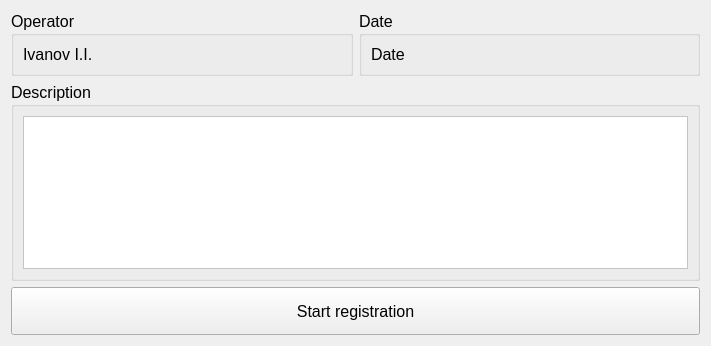
Before: the Qt Designer form ui/registrationwidget.ui in dmitry64/av20, drawn with Qt 5.
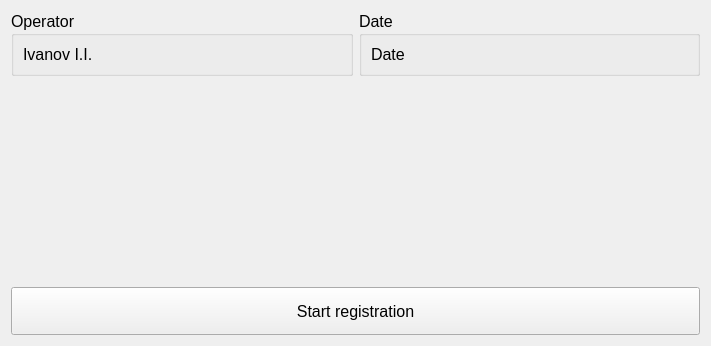
After: the same form once the commit is applied. Icons and pictures are not drawn.

```diff
--- a/ui/registrationwidget.ui
+++ b/ui/registrationwidget.ui
@@ -66,447 +66,6 @@
      </item>
     </layout>
    </item>
-   <item>
-    <widget class="QGroupBox" name="groupBox_2">
-     <property name="font">
-      <font>
-       <pointsize>12</pointsize>
-      </font>
-     </property>
-     <property name="title">
-      <string>Description</string>
-     </property>
-     <layout class="QHBoxLayout" name="horizontalLayout_2">
-      <item>
-       <widget class="QTextEdit" name="textEdit">
-        <property name="enabled">
-         <bool>true</bool>
-        </property>
-        <property name="palette">
-         <palette>
-          <active>
-           <colorrole role="WindowText">
-            <brush brushstyle="SolidPattern">
-             <color alpha="255">
-              <red>0</red>
-              <green>0</green>
-              <blue>0</blue>
-             </color>
-            </brush>
-           </colorrole>
-           <colorrole role="Button">
-            <brush brushstyle="SolidPattern">
-             <color alpha="255">
-              <red>255</red>
-              <green>255</green>
-              <blue>255</blue>
-             </color>
-            </brush>
-           </colorrole>
-           <colorrole role="Light">
-            <brush brushstyle="SolidPattern">
-             <color alpha="255">
-              <red>255</red>
-              <green>255</green>
-              <blue>255</blue>
-             </color>
-            </brush>
-           </colorrole>
-           <colorrole role="Midlight">
-            <brush brushstyle="SolidPattern">
-             <color alpha="255">
-              <red>255</red>
-              <green>255</green>
-              <blue>255</blue>
-             </color>
-            </brush>
-           </colorrole>
-           <colorrole role="Dark">
-            <brush brushstyle="SolidPattern">
-             <color alpha="255">
-              <red>127</red>
-              <green>127</green>
-              <blue>127</blue>
-             </color>
-            </brush>
-           </colorrole>
-           <colorrole role="Mid">
-            <brush brushstyle="SolidPattern">
-             <color alpha="255">
-              <red>170</red>
-              <green>170</green>
-              <blue>170</blue>
-             </color>
-            </brush>
-           </colorrole>
-           <colorrole role="Text">
-            <brush brushstyle="SolidPattern">
-             <color alpha="255">
-              <red>0</red>
-              <green>0</green>
-              <blue>0</blue>
-             </color>
-            </brush>
-           </colorrole>
-           <colorrole role="BrightText">
-            <brush brushstyle="SolidPattern">
-             <color alpha="255">
-              <red>255</red>
-              <green>255</green>
-              <blue>255</blue>
-             </color>
-            </brush>
-           </colorrole>
-           <colorrole role="ButtonText">
-            <brush brushstyle="SolidPattern">
-             <color alpha="255">
-              <red>0</red>
-              <green>0</green>
-              <blue>0</blue>
-             </color>
-            </brush>
-           </colorrole>
-           <colorrole role="Base">
-            <brush brushstyle="SolidPattern">
-             <color alpha="255">
-              <red>255</red>
-              <green>255</green>
-              <blue>255</blue>
-             </color>
-            </brush>
-           </colorrole>
-           <colorrole role="Window">
-            <brush brushstyle="SolidPattern">
-             <color alpha="255">
-              <red>255</red>
-              <green>255</green>
-              <blue>255</blue>
-             </color>
-            </brush>
-           </colorrole>
-           <colorrole role="Shadow">
-            <brush brushstyle="SolidPattern">
-             <color alpha="255">
-              <red>0</red>
-              <green>0</green>
-              <blue>0</blue>
-             </color>
-            </brush>
-           </colorrole>
-           <colorrole role="AlternateBase">
-            <brush brushstyle="SolidPattern">
-             <color alpha="255">
-              <red>255</red>
-              <green>255</green>
-              <blue>255</blue>
-             </color>
-            </brush>
-           </colorrole>
-           <colorrole role="ToolTipBase">
-            <brush brushstyle="SolidPattern">
-             <color alpha="255">
-              <red>255</red>
-              <green>255</green>
-              <blue>220</blue>
-             </color>
-            </brush>
-           </colorrole>
-           <colorrole role="ToolTipText">
-            <brush brushstyle="SolidPattern">
-             <color alpha="255">
-              <red>0</red>
-              <green>0</green>
-              <blue>0</blue>
-             </color>
-            </brush>
-           </colorrole>
-          </active>
-          <inactive>
-           <colorrole role="WindowText">
-            <brush brushstyle="SolidPattern">
-             <color alpha="255">
-              <red>0</red>
-              <green>0</green>
-              <blue>0</blue>
-             </color>
-            </brush>
-           </colorrole>
-           <colorrole role="Button">
-            <brush brushstyle="SolidPattern">
-             <color alpha="255">
-              <red>255</red>
-              <green>255</green>
-              <blue>255</blue>
-             </color>
-            </brush>
-           </colorrole>
-           <colorrole role="Light">
-            <brush brushstyle="SolidPattern">
-             <color alpha="255">
-              <red>255</red>
-              <green>255</green>
-              <blue>255</blue>
-             </color>
-            </brush>
-           </colorrole>
-           <colorrole role="Midlight">
-            <brush brushstyle="SolidPattern">
-             <color alpha="255">
-              <red>255</red>
-              <green>255</green>
-              <blue>255</blue>
-             </color>
-            </brush>
-           </colorrole>
-           <colorrole role="Dark">
-            <brush brushstyle="SolidPattern">
-             <color alpha="255">
-              <red>127</red>
-              <green>127</green>
-              <blue>127</blue>
-             </color>
-            </brush>
-           </colorrole>
-           <colorrole role="Mid">
-            <brush brushstyle="SolidPattern">
-             <color alpha="255">
-              <red>170</red>
-              <green>170</green>
-              <blue>170</blue>
-             </color>
-            </brush>
-           </colorrole>
-           <colorrole role="Text">
-            <brush brushstyle="SolidPattern">
-             <color alpha="255">
-              <red>0</red>
-              <green>0</green>
-              <blue>0</blue>
-             </color>
-            </brush>
-           </colorrole>
-           <colorrole role="BrightText">
-            <brush brushstyle="SolidPattern">
-             <color alpha="255">
-              <red>255</red>
-              <green>255</green>
-              <blue>255</blue>
-             </color>
-            </brush>
-           </colorrole>
-           <colorrole role="ButtonText">
-            <brush brushstyle="SolidPattern">
-             <color alpha="255">
-              <red>0</red>
-              <green>0</green>
-              <blue>0</blue>
-             </color>
-            </brush>
-           </colorrole>
-           <colorrole role="Base">
-            <brush brushstyle="SolidPattern">
-             <color alpha="255">
-              <red>255</red>
-              <green>255</green>
-              <blue>255</blue>
-             </color>
-            </brush>
-           </colorrole>
-           <colorrole role="Window">
-            <brush brushstyle="SolidPattern">
-             <color alpha="255">
-              <red>255</red>
-              <green>255</green>
-              <blue>255</blue>
-             </color>
-            </brush>
-           </colorrole>
-           <colorrole role="Shadow">
-            <brush brushstyle="SolidPattern">
-             <color alpha="255">
-              <red>0</red>
-              <green>0</green>
-              <blue>0</blue>
-             </color>
-            </brush>
-           </colorrole>
-           <colorrole role="AlternateBase">
-            <brush brushstyle="SolidPattern">
-             <color alpha="255">
-              <red>255</red>
-              <green>255</green>
-              <blue>255</blue>
-             </color>
-            </brush>
-           </colorrole>
-           <colorrole role="ToolTipBase">
-            <brush brushstyle="SolidPattern">
-             <color alpha="255">
-              <red>255</red>
-              <green>255</green>
-              <blue>220</blue>
-             </color>
-            </brush>
-           </colorrole>
-           <colorrole role="ToolTipText">
-            <brush brushstyle="SolidPattern">
-             <color alpha="255">
-              <red>0</red>
-              <green>0</green>
-              <blue>0</blue>
-             </color>
-            </brush>
-           </colorrole>
-          </inactive>
-          <disabled>
-           <colorrole role="WindowText">
-            <brush brushstyle="SolidPattern">
-             <color alpha="255">
-              <red>127</red>
-              <green>127</green>
-              <blue>127</blue>
-             </color>
-            </brush>
-           </colorrole>
-           <colorrole role="Button">
-            <brush brushstyle="SolidPattern">
-             <color alpha="255">
-              <red>255</red>
-              <green>255</green>
-              <blue>255</blue>
-             </color>
-            </brush>
-           </colorrole>
-           <colorrole role="Light">
-            <brush brushstyle="SolidPattern">
-             <color alpha="255">
-              <red>255</red>
-              <green>255</green>
-              <blue>255</blue>
-             </color>
-            </brush>
-           </colorrole>
-           <colorrole role="Midlight">
-            <brush brushstyle="SolidPattern">
-             <color alpha="255">
-              <red>255</red>
-              <green>255</green>
-              <blue>255</blue>
-             </color>
-            </brush>
-           </colorrole>
-           <colorrole role="Dark">
-            <brush brushstyle="SolidPattern">
-             <color alpha="255">
-              <red>127</red>
-              <green>127</green>
-              <blue>127</blue>
-             </color>
-            </brush>
-           </colorrole>
-           <colorrole role="Mid">
-            <brush brushstyle="SolidPattern">
-             <color alpha="255">
-              <red>170</red>
-              <green>170</green>
-              <blue>170</blue>
-             </color>
-            </brush>
-           </colorrole>
-           <colorrole role="Text">
-            <brush brushstyle="SolidPattern">
-             <color alpha="255">
-              <red>127</red>
-              <green>127</green>
-              <blue>127</blue>
-             </color>
-            </brush>
-           </colorrole>
-           <colorrole role="BrightText">
-            <brush brushstyle="SolidPattern">
-             <color alpha="255">
-              <red>255</red>
-              <green>255</green>
-              <blue>255</blue>
-             </color>
-            </brush>
-           </colorrole>
-           <colorrole role="ButtonText">
-            <brush brushstyle="SolidPattern">
-             <color alpha="255">
-              <red>127</red>
-              <green>127</green>
-              <blue>127</blue>
-             </color>
-            </brush>
-           </colorrole>
-           <colorrole role="Base">
-            <brush brushstyle="SolidPattern">
-             <color alpha="255">
-              <red>255</red>
-              <green>255</green>
-              <blue>255</blue>
-             </color>
-            </brush>
-           </colorrole>
-           <colorrole role="Window">
-            <brush brushstyle="SolidPattern">
-             <color alpha="255">
-              <red>255</red>
-              <green>255</green>
-              <blue>255</blue>
-             </color>
-            </brush>
-           </colorrole>
-           <colorrole role="Shadow">
-            <brush brushstyle="SolidPattern">
-             <color alpha="255">
-              <red>0</red>
-              <green>0</green>
-              <blue>0</blue>
-             </color>
-            </brush>
-           </colorrole>
-           <colorrole role="AlternateBase">
-            <brush brushstyle="SolidPattern">
-             <color alpha="255">
-              <red>255</red>
-              <green>255</green>
-              <blue>255</blue>
-             </color>
-            </brush>
-           </colorrole>
-           <colorrole role="ToolTipBase">
-            <brush brushstyle="SolidPattern">
-             <color alpha="255">
-              <red>255</red>
-              <green>255</green>
-              <blue>220</blue>
-             </color>
-            </brush>
-           </colorrole>
-           <colorrole role="ToolTipText">
-            <brush brushstyle="SolidPattern">
-             <color alpha="255">
-              <red>0</red>
-              <green>0</green>
-              <blue>0</blue>
-             </color>
-            </brush>
-           </colorrole>
-          </disabled>
-         </palette>
-        </property>
-        <property name="font">
-         <font>
-          <pointsize>16</pointsize>
-         </font>
-        </property>
-       </widget>
-      </item>
-     </layout>
-    </widget>
-   </item>
    <item>
     <spacer name="verticalSpacer">
      <property name="orientation">
```
